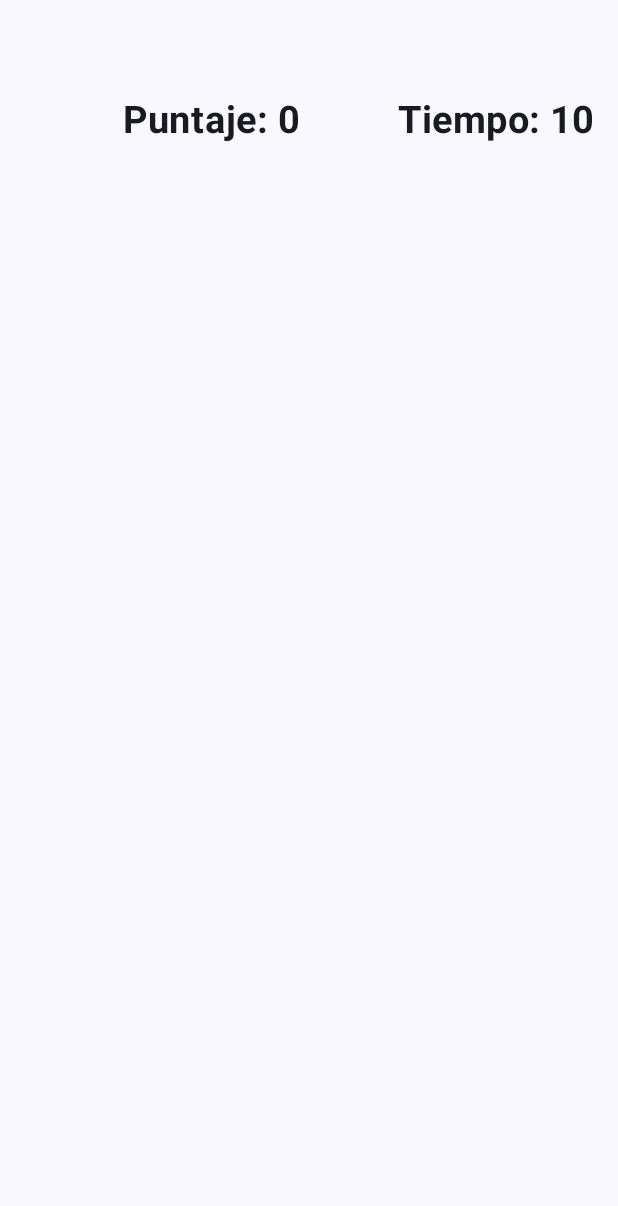
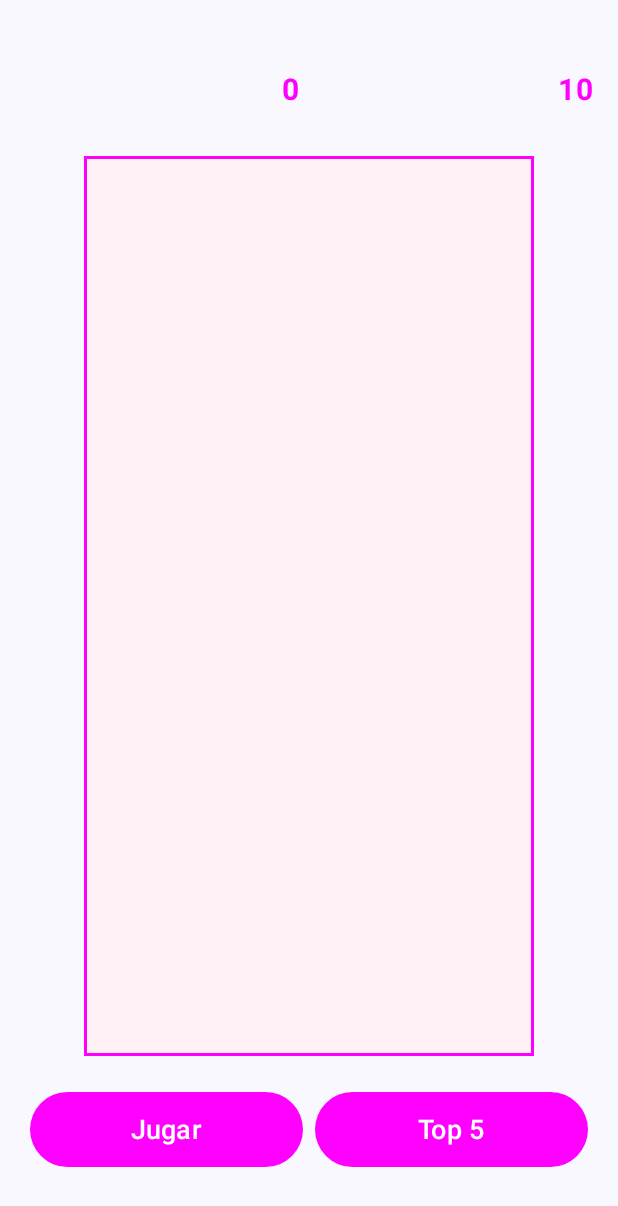
Before and after one commit to Sofia-Sanabria/BootCamp_Android_UI, an Android app built with Jetpack Compose: the composable TocameScreen called with empty values, on a phone screen of 412 x 824 dp. Shown: the top 1206 px of the screen. Run offline under Robolectric (Android 15) with nearby library versions, the light colour scheme and no system bars.

Commit message:
Juego Tocame Implementado y Finalizado

```diff
--- a/App_Games_Android/app/src/main/java/com/example/app_games_android/navigation/Navigation.kt
+++ b/App_Games_Android/app/src/main/java/com/example/app_games_android/navigation/Navigation.kt
@@ -70,7 +70,7 @@ fun AppNavigation() {
             arguments = listOf(navArgument("name") { type = NavType.StringType })
         ) { backStackEntry ->
             val name = backStackEntry.arguments?.getString("name") ?: ""
-            TocameScreen(jugadorNombre = name, navController = navController)
+            TocameScreen(name = name, navController = navController)
         }
 
         // Pantalla de Poker con argumento 'name'
--- a/App_Games_Android/app/src/main/java/com/example/app_games_android/ui/tocame/ui/TocameScreen.kt
+++ b/App_Games_Android/app/src/main/java/com/example/app_games_android/ui/tocame/ui/TocameScreen.kt
@@ -5,6 +5,7 @@ import android.content.Context
 import android.os.CountDownTimer
 import androidx.compose.foundation.Image
 import androidx.compose.foundation.background
+import androidx.compose.foundation.border
 import androidx.compose.foundation.clickable
 import androidx.compose.foundation.layout.Arrangement
 import androidx.compose.foundation.layout.Box
@@ -17,8 +18,11 @@ import androidx.compose.foundation.layout.height
 import androidx.compose.foundation.layout.offset
 import androidx.compose.foundation.layout.padding
 import androidx.compose.foundation.layout.size
+import androidx.compose.foundation.layout.width
 import androidx.compose.foundation.shape.CircleShape
+import androidx.compose.foundation.shape.RoundedCornerShape
 import androidx.compose.material3.Button
+import androidx.compose.material3.ButtonDefaults
 import androidx.compose.material3.Text
 import androidx.compose.runtime.Composable
 import androidx.compose.runtime.LaunchedEffect
@@ -36,6 +40,7 @@ import androidx.compose.ui.res.painterResource
 import androidx.compose.ui.platform.LocalContext
 import androidx.compose.ui.platform.LocalDensity
 import androidx.compose.ui.text.font.FontWeight
+import androidx.compose.ui.unit.Dp
 import androidx.compose.ui.unit.IntOffset
 import androidx.compose.ui.unit.dp
 import androidx.compose.ui.unit.sp
@@ -44,7 +49,7 @@ import androidx.navigation.NavController
 
 @Composable
 fun TocameScreen(
-    jugadorNombre: String,
+    name: String,
     navController: NavController
 ) {
     // Estado para el puntaje actual
@@ -56,140 +61,192 @@ fun TocameScreen(
     // Estado para saber si el juego está activo
     var juegoActivo by remember { mutableStateOf(false) }
 
-    // Controlador del temporizador
-    var timer: CountDownTimer? by remember { mutableStateOf(null) }
-
+    // Guardamos la referencia del temporizador para poder cancelarlo
+    val timer = remember { mutableStateOf<CountDownTimer?>(null) }
     // Tamaño del área de juego
     val context = LocalContext.current
     val density = LocalDensity.current
 
-    // Estado para la posición del osito
-    var posX by remember { mutableFloatStateOf(100f) }
-    var posY by remember { mutableFloatStateOf(100f) }
+    val anchoJuego = 300.dp
+    val altoJuego = 600.dp
+
+    var posX by remember { mutableFloatStateOf(0f) }
+    var posY by remember { mutableFloatStateOf(0f) }
 
     // Crear imagen del osito como recurso
     val osito = painterResource(id = R.drawable.osito_img)
 
-    // Efecto cuando empieza el juego
-    LaunchedEffect(juegoActivo) {
-        if (juegoActivo) {
-            // Reiniciar el puntaje y el tiempo
-            puntaje = 0
-            tiempo = 10
+    @Composable
+    fun NombreJugador(name: String) {
+        Text(
+            text = name,
+            fontSize = 20.sp,
+            fontWeight = FontWeight.Bold,
+            color = Color.Magenta
+        )
+    }
 
-            // Iniciar el temporizador
-            timer = object : CountDownTimer(10000, 1000) {
-                override fun onTick(millisUntilFinished: Long) {
-                    tiempo--
-                }
+    @Composable
+    fun PuntajeJugador(puntaje: Int) {
+        Text(
+            text = "$puntaje",
+            fontSize = 20.sp,
+            fontWeight = FontWeight.Bold,
+            color = Color.Magenta
+        )
+    }
 
-                override fun onFinish() {
-                    juegoActivo = false
-                    timer?.cancel()
-                    timer = null
+    @Composable
+    fun TiempoJuego(tiempo: Int) {
+        Text(
+            text = "$tiempo",
+            fontSize = 20.sp,
+            fontWeight = FontWeight.Bold,
+            color = Color.Magenta
+        )
+    }
 
-                    // Lógica para enviar el puntaje y mostrar alerta
-                    mostrarAlertaFinJuego(context, jugadorNombre, puntaje, navController)
-                }
-            }.start()
+    @Composable
+    fun TablaDeJuego(
+        ancho: Dp = 300.dp,
+        alto: Dp = 400.dp,
+        ositoX: Float,
+        ositoY: Float,
+        onOsitoTocado: () -> Unit
+    ) {
+        Box(
+            modifier = Modifier
+                .size(width = ancho, height = alto) // Fija el tamaño del área
+                .background(Color(0xFFFFF0F5))       // Color rosado bebé
+                .border(2.dp, Color.Magenta)         // Opcional: borde para ver el área
+                .clip(RoundedCornerShape(16.dp))     // Bordes redondeados
+                .padding(8.dp)
+        ) {
+            if(juegoActivo) {
+                Image(
+                    painter = osito,
+                    contentDescription = "Osito",
+                    modifier = Modifier
+                        .size(70.dp)
+                        .offset { IntOffset(ositoX.toInt(), ositoY.toInt()) }
+                        .clip(CircleShape)
+                        .background(Color.White)
+                        .clickable { onOsitoTocado() }
+                )
+            }
         }
     }
+
+    fun iniciarJuego() {
+        if (juegoActivo) return // evitar múltiples inicios
+
+        // Reiniciar estados
+        tiempo = 10
+        puntaje = 0
+        juegoActivo = true
+
+        // Cancelar timer anterior si existía
+        timer.value?.cancel()
+
+        // Iniciar nuevo timer
+        val newTimer = object : CountDownTimer(10_000, 1000) {
+            override fun onTick(millisUntilFinished: Long) {
+                val segundosRestantes = (millisUntilFinished / 1000).toInt()
+                tiempo = segundosRestantes
+            }
+
+            override fun onFinish() {
+                tiempo = 0
+                juegoActivo = false
+                timer.value = null
+                mostrarAlertaFinJuego(context, name, puntaje, navController)
+            }
+        }
+        newTimer.start()
+        timer.value = newTimer
+    }
+
 
     Column(
         modifier = Modifier
             .fillMaxSize()
-            .padding(vertical = 40.dp, horizontal = 16.dp),
+            .padding(vertical = 16.dp, horizontal = 16.dp),
         horizontalAlignment = Alignment.CenterHorizontally
     ) {
+        Spacer(modifier = Modifier.height(24.dp))
+
+        // Fila con nombre, puntaje y tiempo
         Row(
+            modifier = Modifier
+                .fillMaxWidth()
+                .padding(vertical = 8.dp),
             horizontalArrangement = Arrangement.SpaceBetween,
-            modifier = Modifier
-                .fillMaxSize()
-                .padding(top = 25.dp)
+            verticalAlignment = Alignment.CenterVertically
         ) {
-            // Mostrar nombre del jugador
-            Text(
-                text = jugadorNombre,
-                fontSize = 25.sp,
-                fontWeight = FontWeight.Bold
-            )
-
-            // Mostrar puntaje
-            Text(
-                text = "Puntaje: $puntaje",
-                fontSize = 25.sp,
-                fontWeight = FontWeight.Bold
-
-            )
-
-            // Mostrar tiempo
-            Text(
-                text = "Tiempo: $tiempo",
-                fontSize = 25.sp,
-                fontWeight = FontWeight.Bold
-            )
+            NombreJugador(name)
+            PuntajeJugador(puntaje)
+            TiempoJuego(tiempo)
         }
 
         Spacer(modifier = Modifier.height(24.dp))
 
-        Box(
-            modifier = Modifier
-                .size(50.dp)
-                .background(Color(0xFFFFC0CB))
+        // Área limitada del juego (como UIView)
+        TablaDeJuego(
+            ancho = anchoJuego,
+            alto = altoJuego,
+            ositoX = posX,
+            ositoY = posY,
+            onOsitoTocado = {
+                puntaje++
+
+                val maxX = with(density) { (anchoJuego - 70.dp).toPx() }
+                val maxY = with(density) { (altoJuego - 70.dp).toPx() }
+
+                posX = (0..maxX.toInt()).random().toFloat()
+                posY = (0..maxY.toInt()).random().toFloat()
+            }
         )
 
         Spacer(modifier = Modifier.height(24.dp))
 
+        // Fila de botones
         Row(
-            horizontalArrangement = Arrangement.SpaceBetween,
             modifier = Modifier
-                .fillMaxWidth()
-                .padding(vertical = 16.dp)
+                .fillMaxWidth(),
+            horizontalArrangement = Arrangement.SpaceEvenly,
+            verticalAlignment = Alignment.CenterVertically
         ) {
-            // Botón de iniciar juego
-            Button(
-                onClick = { juegoActivo = true },
-                enabled = !juegoActivo,
+             Button(
+                 onClick = { iniciarJuego() },
+                 modifier = Modifier
+                    .height(50.dp)
+                    .weight(1f)
+                    .padding(horizontal = 4.dp),
+                colors = ButtonDefaults.buttonColors(
+                    containerColor = Color.Magenta,
+                    contentColor = Color.White
+                )
             ) {
                 Text(
-                    "Iniciar Juego"
+                    text = "Jugar",
+                    fontSize = 18.sp
                 )
             }
 
-            // Imagen del osito (solo se ve si el juego está activo)
-            if (juegoActivo) {
-                Image(
-                    painter = osito,
-                    contentDescription = "Osito",
-                    modifier = Modifier
-                        .size(80.dp)
-                        .offset { IntOffset(posX.toInt(), posY.toInt()) }
-                        .clip(CircleShape)
-                        .background(Color.White)
-                        .clickable {
-                            // Aumentar puntaje al tocar el osito
-                            puntaje++
-
-                            // Calcular nueva posición aleatoria
-                            val maxX = context.resources.displayMetrics.widthPixels - 200
-                            val maxY = context.resources.displayMetrics.heightPixels - 400
-
-                            posX = (0..maxX).random().toFloat()
-                            posY = (0..maxY).random().toFloat()
-                        }
-                )
-            }
-
-            // Botón para ver Top 5 puntajes
             Button(
                 onClick = {
-                    navController.navigate("top5") // Ruta a la pantalla de puntajes
-                }
+                    navController.navigate("top5")
+                },
+                modifier = Modifier
+                    .height(50.dp)
+                    .weight(1f)
+                    .padding(horizontal = 4.dp),
+                colors = ButtonDefaults.buttonColors(
+                    containerColor = Color.Magenta,
+                    contentColor = Color.White
+                )
             ) {
-                Text(
-                    "Top 5",
-
-                    )
+                Text("Top 5", fontSize = 18.sp)
             }
         }
     }
```
